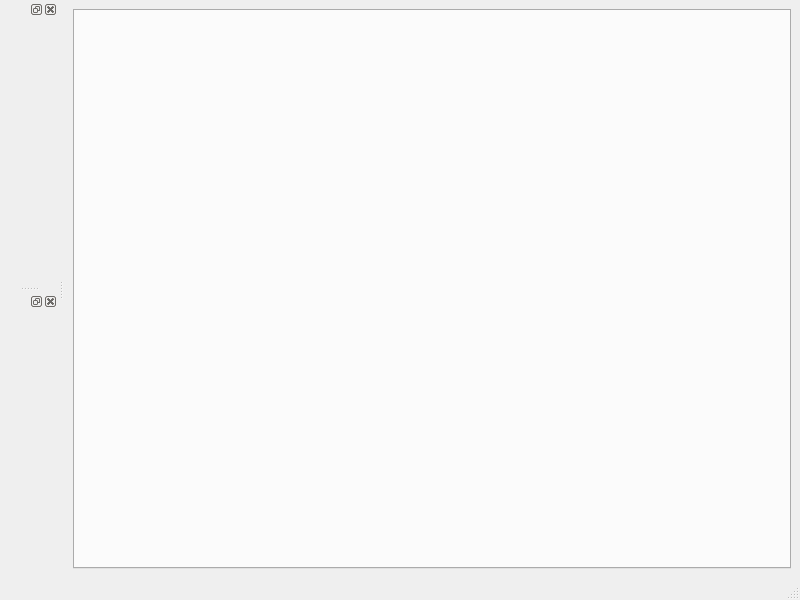
The window that main_window.ui (ainur-giniyatov/extended_tabs) describes before a commit, drawn with Qt 5.
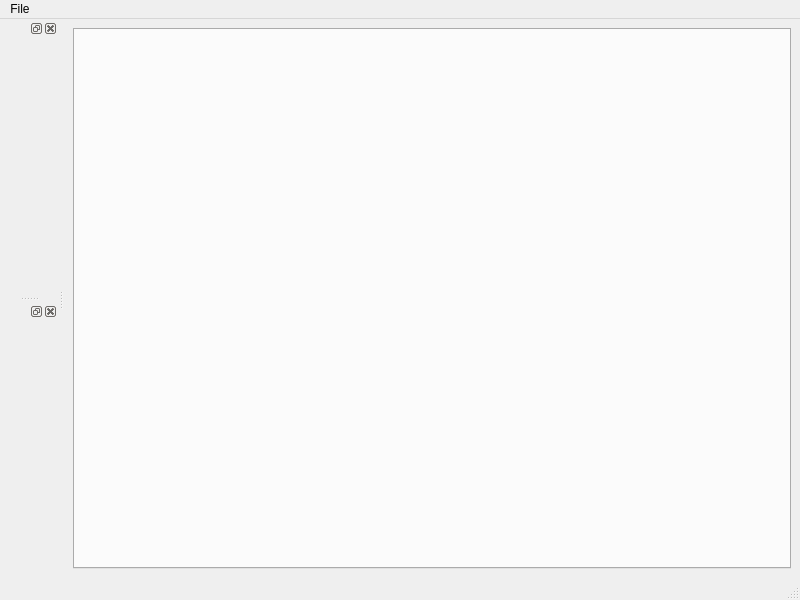
The same window after the commit. Custom widgets are drawn as their Qt base class.

The edit to the form file:
```diff
--- a/main_window.ui
+++ b/main_window.ui
@@ -48,6 +48,15 @@
      <height>21</height>
     </rect>
    </property>
+   <widget class="QMenu" name="menuFile">
+    <property name="title">
+     <string>File</string>
+    </property>
+    <addaction name="actionTest"/>
+    <addaction name="actionAdd"/>
+    <addaction name="actionSubwindow"/>
+   </widget>
+   <addaction name="menuFile"/>
   </widget>
   <widget class="QStatusBar" name="statusbar"/>
   <widget class="QDockWidget" name="dockWidget">
```
Left out of the diff: 15 changed lines with no effect on the pictures.
